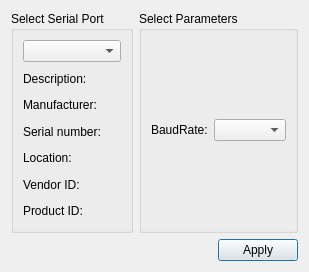
The window that settingsdialog.ui (cdwijs/rs232monitor) describes before a commit, drawn with Qt 5.
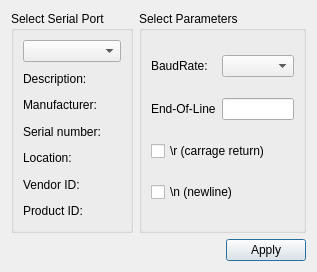
The same window after the commit.

Diff of the .ui file:
```diff
--- a/settingsdialog.ui
+++ b/settingsdialog.ui
@@ -74,16 +74,40 @@
       <string>Select Parameters</string>
      </property>
      <layout class="QGridLayout" name="gridLayout_2">
+      <item row="1" column="2">
+       <widget class="QLineEdit" name="TerminatorlineEdit"/>
+      </item>
+      <item row="1" column="1">
+       <widget class="QLabel" name="terminatorLabel">
+        <property name="text">
+         <string>End-Of-Line</string>
+        </property>
+       </widget>
+      </item>
       <item row="0" column="1">
-       <widget class="QComboBox" name="baudRateBox"/>
-      </item>
-      <item row="0" column="0">
        <widget class="QLabel" name="baudRateLabel">
         <property name="text">
          <string>BaudRate:</string>
         </property>
        </widget>
       </item>
+      <item row="0" column="2">
+       <widget class="QComboBox" name="baudRateBox"/>
+      </item>
+      <item row="2" column="1" colspan="2">
+       <widget class="QCheckBox" name="carriageReturnCheckBox">
+        <property name="text">
+         <string>\r (carrage return)</string>
+        </property>
+       </widget>
+      </item>
+      <item row="3" column="1" colspan="2">
+       <widget class="QCheckBox" name="newlineCheckBox">
+        <property name="text">
+         <string>\n (newline)</string>
+        </property>
+       </widget>
+      </item>
      </layout>
     </widget>
    </item>
```
Left out of the diff: 48 changed lines with no effect on the pictures.
